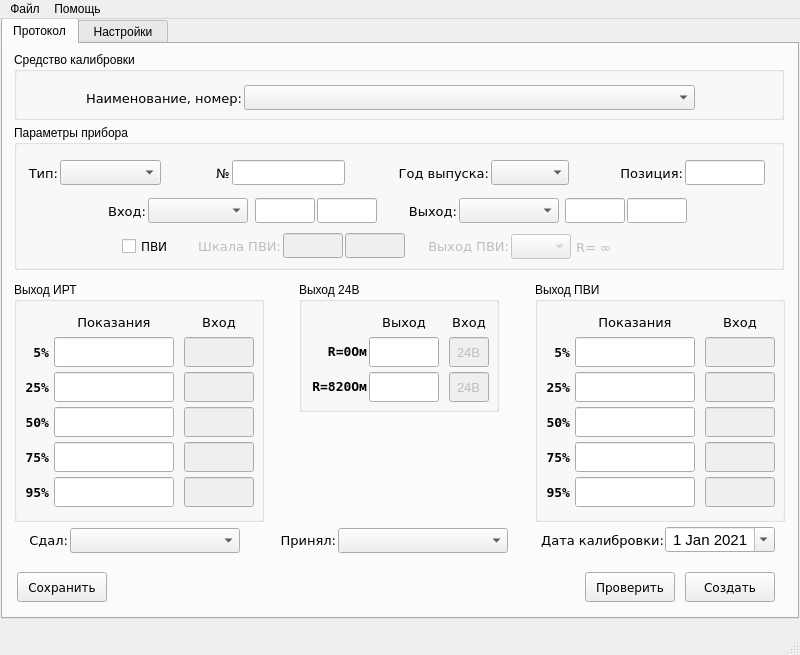
Old version of the form main.ui in the repository asd192/CalibrationIRT59.
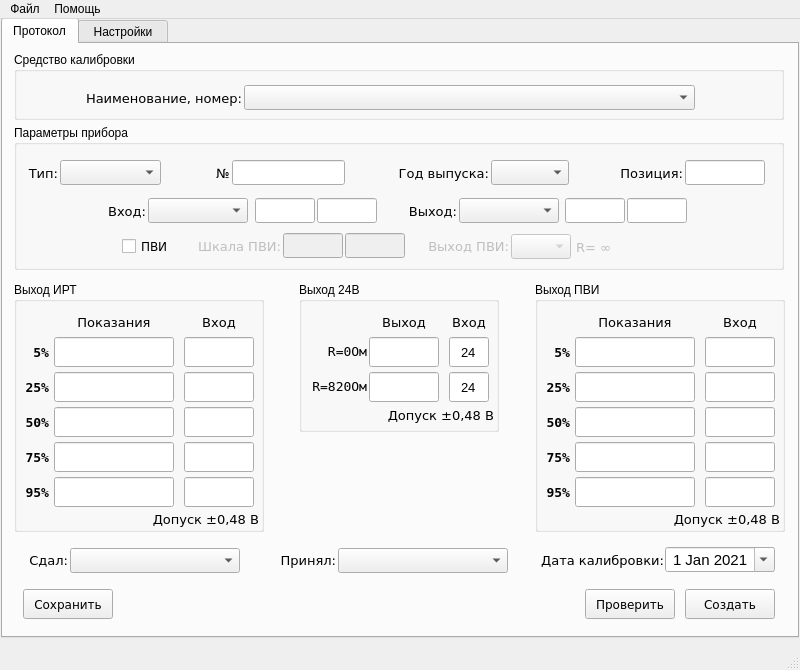
New version of the form.

Commit message: Minor edits. New fun interface.

Diff of the .ui file:
```diff
--- a/main.ui
+++ b/main.ui
@@ -10,7 +10,7 @@
     <x>0</x>
     <y>0</y>
     <width>800</width>
-    <height>655</height>
+    <height>670</height>
    </rect>
   </property>
   <property name="font">
@@ -28,7 +28,7 @@
       <x>1</x>
       <y>-1</y>
       <width>798</width>
-      <height>601</height>
+      <height>620</height>
      </rect>
     </property>
     <property name="tabPosition">
@@ -48,7 +48,7 @@
       <property name="geometry">
        <rect>
         <x>682</x>
-        <y>528</y>
+        <y>545</y>
         <width>90</width>
         <height>30</height>
        </rect>
@@ -869,7 +869,7 @@
       <property name="geometry">
        <rect>
         <x>530</x>
-        <y>488</y>
+        <y>508</y>
         <width>131</width>
         <height>16</height>
        </rect>
@@ -896,7 +896,7 @@
       <property name="geometry">
        <rect>
         <x>582</x>
-        <y>528</y>
+        <y>545</y>
         <width>90</width>
         <height>30</height>
        </rect>
@@ -916,8 +916,8 @@
      <widget class="QPushButton" name="pushButton_save_config">
       <property name="geometry">
        <rect>
-        <x>14</x>
-        <y>528</y>
+        <x>20</x>
+        <y>545</y>
         <width>90</width>
         <height>30</height>
        </rect>
@@ -940,7 +940,7 @@
         <x>296</x>
         <y>238</y>
         <width>200</width>
-        <height>130</height>
+        <height>150</height>
        </rect>
       </property>
       <property name="title">
@@ -959,8 +959,8 @@
         <font>
          <family>DejaVu Sans Mono</family>
          <pointsize>10</pointsize>
-         <weight>75</weight>
-         <bold>true</bold>
+         <weight>50</weight>
+         <bold>false</bold>
         </font>
        </property>
        <property name="text">
@@ -996,7 +996,7 @@
       </widget>
       <widget class="QLineEdit" name="lineEdit_out_24_in_820">
        <property name="enabled">
-        <bool>false</bool>
+        <bool>true</bool>
        </property>
        <property name="geometry">
         <rect>
@@ -1013,11 +1013,14 @@
         </font>
        </property>
        <property name="text">
-        <string>24В</string>
+        <string>24</string>
        </property>
        <property name="alignment">
         <set>Qt::AlignCenter</set>
        </property>
+       <property name="readOnly">
+        <bool>true</bool>
+       </property>
       </widget>
       <widget class="QLabel" name="label_out_24_value_in">
        <property name="geometry">
@@ -1072,8 +1075,8 @@
         <font>
          <family>DejaVu Sans Mono</family>
          <pointsize>10</pointsize>
-         <weight>75</weight>
-         <bold>true</bold>
+         <weight>50</weight>
+         <bold>false</bold>
         </font>
        </property>
        <property name="text">
@@ -1085,7 +1088,7 @@
       </widget>
       <widget class="QLineEdit" name="lineEdit_out_24_in_0">
        <property name="enabled">
-        <bool>false</bool>
+        <bool>true</bool>
        </property>
        <property name="geometry">
         <rect>
@@ -1102,11 +1105,14 @@
         </font>
        </property>
        <property name="text">
-        <string>24В</string>
+        <string>24</string>
        </property>
        <property name="alignment">
         <set>Qt::AlignCenter</set>
        </property>
+       <property name="readOnly">
+        <bool>true</bool>
+       </property>
       </widget>
       <widget class="QLineEdit" name="lineEdit_out_24_value_820">
        <property name="geometry">
@@ -1124,6 +1130,33 @@
         </font>
        </property>
       </widget>
+      <widget class="QLabel" name="label_passed_3">
+       <property name="geometry">
+        <rect>
+         <x>0</x>
+         <y>126</y>
+         <width>195</width>
+         <height>15</height>
+        </rect>
+       </property>
+       <property name="font">
+        <font>
+         <family>DejaVu Sans</family>
+         <pointsize>10</pointsize>
+         <weight>50</weight>
+         <bold>false</bold>
+        </font>
+       </property>
+       <property name="text">
+        <string>Допуск ±0,48 В</string>
+       </property>
+       <property name="alignment">
+        <set>Qt::AlignRight|Qt::AlignTrailing|Qt::AlignVCenter</set>
+       </property>
+       <property name="buddy">
+        <cstring>dateEdit_date_calibration</cstring>
+       </property>
+      </widget>
      </widget>
      <widget class="QGroupBox" name="groupBox_out_irt">
       <property name="geometry">
@@ -1131,7 +1164,7 @@
         <x>11</x>
         <y>238</y>
         <width>250</width>
-        <height>240</height>
+        <height>250</height>
        </rect>
       </property>
       <property name="title">
@@ -1222,7 +1255,7 @@
       </widget>
       <widget class="QLineEdit" name="lineEdit_out_irt_in_50">
        <property name="enabled">
-        <bool>false</bool>
+        <bool>true</bool>
        </property>
        <property name="geometry">
         <rect>
@@ -1238,10 +1271,13 @@
          <pointsize>10</pointsize>
         </font>
        </property>
+       <property name="readOnly">
+        <bool>true</bool>
+       </property>
       </widget>
       <widget class="QLineEdit" name="lineEdit_out_irt_in_5">
        <property name="enabled">
-        <bool>false</bool>
+        <bool>true</bool>
        </property>
        <property name="geometry">
         <rect>
@@ -1264,7 +1300,7 @@
         <string/>
        </property>
        <property name="readOnly">
-        <bool>false</bool>
+        <bool>true</bool>
        </property>
       </widget>
       <widget class="QLineEdit" name="lineEdit_out_irt_value_50">
@@ -1427,7 +1463,7 @@
       </widget>
       <widget class="QLineEdit" name="lineEdit_out_irt_in_25">
        <property name="enabled">
-        <bool>false</bool>
+        <bool>true</bool>
        </property>
        <property name="geometry">
         <rect>
@@ -1443,6 +1479,9 @@
          <pointsize>10</pointsize>
         </font>
        </property>
+       <property name="readOnly">
+        <bool>true</bool>
+       </property>
       </widget>
       <widget class="QLineEdit" name="lineEdit_out_irt_value_75">
        <property name="geometry">
@@ -1462,7 +1501,7 @@
       </widget>
       <widget class="QLineEdit" name="lineEdit_out_irt_in_75">
        <property name="enabled">
-        <bool>false</bool>
+        <bool>true</bool>
        </property>
        <property name="geometry">
         <rect>
@@ -1478,10 +1517,13 @@
          <pointsize>10</pointsize>
         </font>
        </property>
+       <property name="readOnly">
+        <bool>true</bool>
+       </property>
       </widget>
       <widget class="QLineEdit" name="lineEdit_out_irt_in_95">
        <property name="enabled">
-        <bool>false</bool>
+        <bool>true</bool>
        </property>
        <property name="geometry">
         <rect>
@@ -1497,6 +1539,9 @@
          <pointsize>10</pointsize>
         </font>
        </property>
+       <property name="readOnly">
+        <bool>true</bool>
+       </property>
       </widget>
       <widget class="QLabel" name="label_out_irt_75">
        <property name="geometry">
@@ -1522,6 +1567,33 @@
         <set>Qt::AlignRight|Qt::AlignTrailing|Qt::AlignVCenter</set>
        </property>
       </widget>
+      <widget class="QLabel" name="label_passed_2">
+       <property name="geometry">
+        <rect>
+         <x>0</x>
+         <y>230</y>
+         <width>245</width>
+         <height>15</height>
+        </rect>
+       </property>
+       <property name="font">
+        <font>
+         <family>DejaVu Sans</family>
+         <pointsize>10</pointsize>
+         <weight>50</weight>
+         <bold>false</bold>
+        </font>
+       </property>
+       <property name="text">
+        <string>Допуск ±0,48 В</string>
+       </property>
+       <property name="alignment">
+        <set>Qt::AlignRight|Qt::AlignTrailing|Qt::AlignVCenter</set>
+       </property>
+       <property name="buddy">
+        <cstring>dateEdit_date_calibration</cstring>
+       </property>
+      </widget>
      </widget>
      <widget class="QDateEdit" name="dateEdit_date_calibration">
       <property name="enabled">
@@ -1530,7 +1602,7 @@
       <property name="geometry">
        <rect>
         <x>662</x>
-        <y>483</y>
+        <y>503</y>
         <width>110</width>
         <height>25</height>
        </rect>
@@ -1633,7 +1705,7 @@
         <x>532</x>
         <y>238</y>
         <width>250</width>
-        <height>240</height>
+        <height>250</height>
        </rect>
       </property>
       <property name="title">
@@ -1724,7 +1796,7 @@
       </widget>
       <widget class="QLineEdit" name="lineEdit_out_pvi_in_50">
        <property name="enabled">
-        <bool>false</bool>
+        <bool>true</bool>
        </property>
        <property name="geometry">
         <rect>
@@ -1740,10 +1812,13 @@
          <pointsize>10</pointsize>
         </font>
        </property>
+       <property name="readOnly">
+        <bool>true</bool>
+       </property>
       </widget>
       <widget class="QLineEdit" name="lineEdit_out_pvi_in_5">
        <property name="enabled">
-        <bool>false</bool>
+        <bool>true</bool>
        </property>
        <property name="geometry">
         <rect>
@@ -1763,7 +1838,7 @@
         <set>Qt::ImhNone</set>
        </property>
        <property name="readOnly">
-        <bool>false</bool>
+        <bool>true</bool>
        </property>
       </widget>
       <widget class="QLineEdit" name="lineEdit_out_pvi_value_50">
@@ -1926,7 +2001,7 @@
       </widget>
       <widget class="QLineEdit" name="lineEdit_out_pvi_in_25">
        <property name="enabled">
-        <bool>false</bool>
+        <bool>true</bool>
        </property>
        <property name="geometry">
         <rect>
@@ -1942,6 +2017,9 @@
          <pointsize>10</pointsize>
         </font>
        </property>
+       <property name="readOnly">
+        <bool>true</bool>
+       </property>
       </widget>
       <widget class="QLineEdit" name="lineEdit_out_pvi_value_75">
        <property name="geometry">
@@ -1961,7 +2039,7 @@
       </widget>
       <widget class="QLineEdit" name="lineEdit_out_pvi_in_75">
        <property name="enabled">
-        <bool>false</bool>
+        <bool>true</bool>
        </property>
        <property name="geometry">
         <rect>
@@ -1977,10 +2055,13 @@
          <pointsize>10</pointsize>
         </font>
        </property>
+       <property name="readOnly">
+        <bool>true</bool>
+       </property>
       </widget>
       <widget class="QLineEdit" name="lineEdit_out_pvi_in_95">
        <property name="enabled">
-        <bool>false</bool>
+        <bool>true</bool>
        </property>
        <property name="geometry">
         <rect>
@@ -1996,6 +2077,9 @@
          <pointsize>10</pointsize>
         </font>
        </property>
+       <property name="readOnly">
+        <bool>true</bool>
+       </property>
       </widget>
       <widget class="QLabel" name="label_out_pvi_75">
        <property name="geometry">
@@ -2021,12 +2105,39 @@
         <set>Qt::AlignRight|Qt::AlignTrailing|Qt::AlignVCenter</set>
        </property>
       </widget>
+      <widget class="QLabel" name="label_passed_4">
+       <property name="geometry">
+        <rect>
+         <x>0</x>
+         <y>230</y>
+         <width>245</width>
+         <height>15</height>
+        </rect>
+       </property>
+       <property name="font">
+        <font>
+         <family>DejaVu Sans</family>
+         <pointsize>10</pointsize>
+         <weight>50</weight>
+         <bold>false</bold>
+        </font>
+       </property>
+       <property name="text">
+        <string>Допуск ±0,48 В</string>
+       </property>
+       <property name="alignment">
+        <set>Qt::AlignRight|Qt::AlignTrailing|Qt::AlignVCenter</set>
+       </property>
+       <property name="buddy">
+        <cstring>dateEdit_date_calibration</cstring>
+       </property>
+      </widget>
      </widget>
      <widget class="QComboBox" name="comboBox_adopted">
       <property name="geometry">
        <rect>
         <x>335</x>
-        <y>484</y>
+        <y>504</y>
         <width>170</width>
         <height>25</height>
        </rect>
@@ -2036,7 +2147,7 @@
       <property name="geometry">
        <rect>
         <x>273</x>
-        <y>488</y>
+        <y>508</y>
         <width>60</width>
         <height>16</height>
        </rect>
@@ -2063,7 +2174,7 @@
       <property name="geometry">
        <rect>
         <x>5</x>
-        <y>488</y>
+        <y>508</y>
         <width>60</width>
         <height>16</height>
        </rect>
@@ -2090,7 +2201,7 @@
       <property name="geometry">
        <rect>
         <x>67</x>
-        <y>484</y>
+        <y>504</y>
         <width>170</width>
         <height>25</height>
        </rect>
```
The commit also changes 2 other files.
